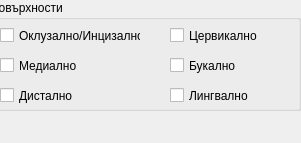
The window that src/View/uiComponents/qt_derived/SurfaceSelector.ui (thefinalcutbg/DinoDent) describes before a commit, drawn with Qt 5.
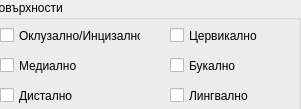
The same window after the commit.

What changed in the file:
```diff
--- a/src/View/uiComponents/qt_derived/SurfaceSelector.ui
+++ b/src/View/uiComponents/qt_derived/SurfaceSelector.ui
@@ -7,7 +7,7 @@
     <x>0</x>
     <y>0</y>
     <width>301</width>
-    <height>143</height>
+    <height>109</height>
    </rect>
   </property>
   <property name="windowTitle">
@@ -104,25 +104,6 @@
     </property>
    </widget>
   </widget>
-  <widget class="QLabel" name="error_label">
-   <property name="geometry">
-    <rect>
-     <x>20</x>
-     <y>110</y>
-     <width>231</width>
-     <height>31</height>
-    </rect>
-   </property>
-   <property name="text">
-    <string/>
-   </property>
-   <property name="alignment">
-    <set>Qt::AlignCenter</set>
-   </property>
-   <property name="wordWrap">
-    <bool>true</bool>
-   </property>
-  </widget>
  </widget>
  <layoutdefault spacing="6" margin="11"/>
  <resources/>
```
